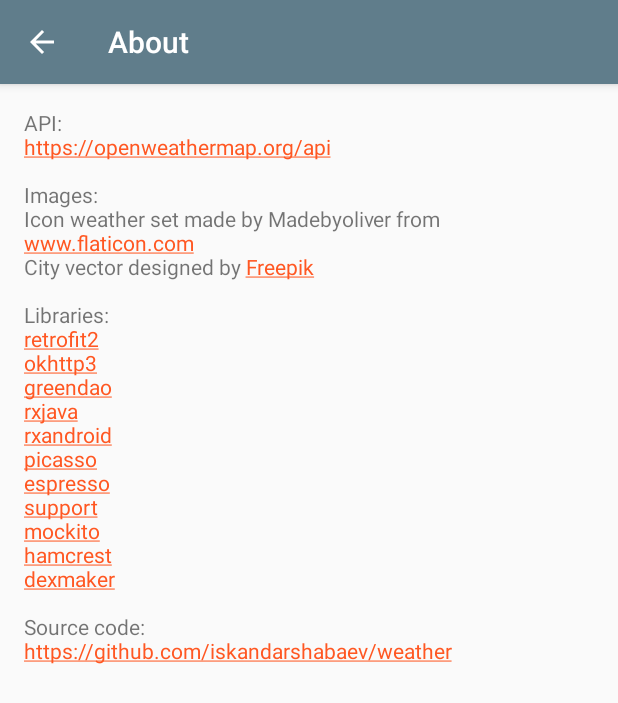
After one commit to iskandarshabaev/weather, an Android app: the AboutActivity screen opened directly, with no data from a screen before it, on a phone screen of 412 x 824 dp. The commit adds this screen. Shown: the top 703 px of the screen. Run offline under Robolectric (Android 15) with nearby library versions, the phone set to English and light mode, and no system bars.

Commit message:
About section added

```diff
--- /dev/null
+++ b/app/src/main/java/com/ishabaev/weather/about/AboutActivity.java
@@ -0,0 +1,54 @@
+package com.ishabaev.weather.about;
+
+
+import android.os.Build;
+import android.os.Bundle;
+import android.support.annotation.NonNull;
+import android.support.annotation.Nullable;
+import android.support.v7.app.ActionBar;
+import android.support.v7.app.AppCompatActivity;
+import android.support.v7.widget.Toolbar;
+import android.text.Html;
+import android.widget.TextView;
+
+import com.ishabaev.weather.R;
+
+public class AboutActivity extends AppCompatActivity {
+
+    @Override
+    protected void onCreate(@Nullable Bundle savedInstanceState) {
+        super.onCreate(savedInstanceState);
+        setContentView(R.layout.activity_about);
+        initToolbar();
+        initAboutText();
+    }
+
+    private void initToolbar() {
+        Toolbar toolbar = (Toolbar) findViewById(R.id.toolbar);
+        setSupportActionBar(toolbar);
+        ActionBar actionBar = getSupportActionBar();
+        if (actionBar != null) {
+            actionBar.setDisplayHomeAsUpEnabled(true);
+            actionBar.setDisplayShowHomeEnabled(true);
+        }
+    }
+
+    private void initAboutText() {
+        TextView textView = (TextView) findViewById(R.id.about);
+        textView.setText(fromHtml(getString(R.string.about_content)));
+    }
+
+    private CharSequence fromHtml(@NonNull String text) {
+        if (Build.VERSION.SDK_INT >= Build.VERSION_CODES.N) {
+            return Html.fromHtml(text, Html.FROM_HTML_MODE_LEGACY);
+        } else {
+            return Html.fromHtml(text);
+        }
+    }
+
+    @Override
+    public boolean onSupportNavigateUp() {
+        onBackPressed();
+        return false;
+    }
+}
--- a/app/src/main/java/com/ishabaev/weather/citydetail/HoursRecyclerViewAdapter.java
+++ b/app/src/main/java/com/ishabaev/weather/citydetail/HoursRecyclerViewAdapter.java
@@ -52,6 +52,8 @@
     @Override
     public void onBindViewHolder(final ViewHolder holder, int position) {
         Resources res = holder.view.getResources();
+
+        holder.time.setText(mFormat.format(mHours.get(position).getDt()));
 
         String temperatureText = mHours.get(position).getTemp() > 0 ?
                 res.getString(R.string.temp_plus, (int)mHours.get(position).getTemp()) :
--- /dev/null
+++ b/app/src/main/res/layout/activity_about.xml
@@ -0,0 +1,36 @@
+<?xml version="1.0" encoding="utf-8"?>
+<android.support.design.widget.CoordinatorLayout xmlns:android="http://schemas.android.com/apk/res/android"
+                                                 xmlns:app="http://schemas.android.com/apk/res-auto"
+                                                 android:layout_width="match_parent"
+                                                 android:layout_height="match_parent"
+                                                 android:fitsSystemWindows="true">
+
+    <android.support.design.widget.AppBarLayout
+        android:id="@+id/app_bar"
+        android:layout_width="match_parent"
+        android:layout_height="wrap_content"
+        android:theme="@style/AppTheme.AppBarOverlay">
+
+        <android.support.v7.widget.Toolbar
+            android:id="@+id/toolbar"
+            android:layout_width="match_parent"
+            android:layout_height="?attr/actionBarSize"
+            app:popupTheme="@style/AppTheme.PopupOverlay"
+            app:title="@string/about"/>
+
+    </android.support.design.widget.AppBarLayout>
+
+    <android.support.v4.widget.NestedScrollView
+        android:layout_width="match_parent"
+        android:layout_height="match_parent"
+        android:layout_marginTop="?attr/actionBarSize">
+
+        <TextView
+            android:id="@+id/about"
+            android:layout_width="wrap_content"
+            android:layout_height="wrap_content"
+            android:layout_margin="@dimen/text_margin"/>
+
+    </android.support.v4.widget.NestedScrollView>
+
+</android.support.design.widget.CoordinatorLayout>
--- a/app/src/main/res/values/strings.xml
+++ b/app/src/main/res/values/strings.xml
@@ -11,7 +11,7 @@
     <string name="pressure">Pressure: %.2f</string>
 
     <string name="temp_plus" translatable="false">+%d °C</string>
-    <string name="temp_minus"  translatable="false">%d °C</string>
+    <string name="temp_minus" translatable="false">%d °C</string>
 
     <string name="image_description" translatable="false">Image</string>
     <string name="error">Error</string>
@@ -19,4 +19,28 @@
     <string name="city_caption">City: </string>
     <string name="country_caption">Country: </string>
     <string name="image_view_content_description">Image</string>
+    <string name="about">About</string>
+    <string name="about_content">
+        <![CDATA[
+        API:
+        <br><a href="https://openweathermap.org/api">https://openweathermap.org/api</a>
+        <br><br>Images:
+        <br>Icon weather set made by Madebyoliver from <a href="http://www.flaticon.com">www.flaticon.com</a>
+        <br>City vector designed by <a href="http://www.freepik.com/free-photos-vectors/city">Freepik</a>
+        <br><br>Libraries:
+        <br><a href="https://square.github.io/retrofit/">retrofit2</a>
+        <br> <a href="https://github.com/square/okhttp">okhttp3</a>
+        <br> <a href="http://greenrobot.org/greendao/">greendao</a>
+        <br> <a href="https://github.com/ReactiveX/RxJava">rxjava</a>
+        <br> <a href="https://github.com/ReactiveX/RxAndroid">rxandroid</a>
+        <br> <a href="http://square.github.io/picasso/">picasso</a>
+        <br> <a href="https://developer.android.com/training/testing/ui-testing/espresso-testing.html">espresso</a>
+        <br> <a href="https://developer.android.com/topic/libraries/support-library/index.html">support</a>
+        <br> <a href="http://www.vogella.com/tutorials/Mockito/article.html">mockito</a>
+        <br> <a href="http://www.vogella.com/tutorials/Hamcrest/article.html">hamcrest</a>
+        <br> <a href="https://github.com/crittercism/dexmaker">dexmaker</a>
+        <br><br>Source code:
+        <br> <a href="https://github.com/iskandarshabaev/weather">https://github.com/iskandarshabaev/weather</a>
+        ]]>
+    </string>
 </resources>
--- a/build.gradle
+++ b/build.gradle
@@ -5,7 +5,7 @@
         jcenter()
     }
     dependencies {
-        classpath 'com.android.tools.build:gradle:2.2.0'
+        classpath 'com.android.tools.build:gradle:2.2.1'
         classpath 'me.tatarka:gradle-retrolambda:3.2.0'
         // NOTE: Do not place your application dependencies here; they belong
         // in the individual module build.gradle files
```
Also changed, not shown: app/build.gradle (+6 -2 lines), app/src/main/AndroidManifest.xml (+11 -5 lines), app/src/main/java/com/ishabaev/weather/cities/CitiesActivity.java (+23 -0 lines), app/src/main/res/drawable/ic_info_outline_white_24dp.xml (added, +9 -0 lines), app/src/main/res/menu/menu.xml (added, +9 -0 lines), 1 other file.
